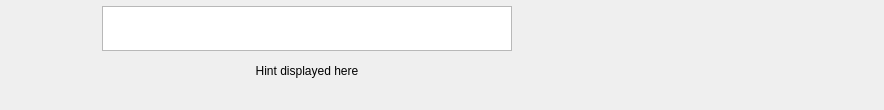
First picture: the form in src/Gui/Battle/BattleControlWidget.ui, repository mapron/FreeHeroes, before the edit.
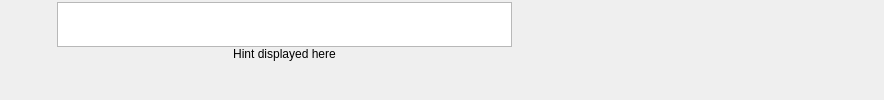
Second picture: the form after the edit. Custom widgets are drawn as their Qt base class.

Commit message: Battle UI polishing.

The edit to the form file:
```diff
--- a/src/Gui/Battle/BattleControlWidget.ui
+++ b/src/Gui/Battle/BattleControlWidget.ui
@@ -7,7 +7,7 @@
     <x>0</x>
     <y>0</y>
     <width>884</width>
-    <height>110</height>
+    <height>100</height>
    </rect>
   </property>
   <property name="windowTitle">
@@ -32,19 +32,19 @@
    <item>
     <layout class="QVBoxLayout" name="verticalLayout_2">
      <property name="spacing">
-      <number>2</number>
+      <number>7</number>
      </property>
      <property name="leftMargin">
       <number>3</number>
      </property>
      <property name="topMargin">
-      <number>5</number>
+      <number>8</number>
      </property>
      <property name="rightMargin">
       <number>0</number>
      </property>
      <property name="bottomMargin">
-      <number>0</number>
+      <number>2</number>
      </property>
      <item>
       <layout class="QHBoxLayout" name="horizontalLayout_4">
@@ -73,19 +73,6 @@
          </property>
         </widget>
        </item>
-       <item>
-        <spacer name="horizontalSpacer_3">
-         <property name="orientation">
-          <enum>Qt::Horizontal</enum>
-         </property>
-         <property name="sizeHint" stdset="0">
-          <size>
-           <width>1</width>
-           <height>1</height>
-          </size>
-         </property>
-        </spacer>
-       </item>
       </layout>
      </item>
      <item>
@@ -115,28 +102,6 @@
          </property>
         </widget>
        </item>
-       <item>
-        <widget class="FreeHeroes::Gui::FlatButton" name="pushButtonAuto">
-         <property name="minimumSize">
-          <size>
-           <width>44</width>
-           <height>36</height>
-          </size>
-         </property>
-         <property name="maximumSize">
-          <size>
-           <width>44</width>
-           <height>36</height>
-          </size>
-         </property>
-         <property name="text">
-          <string/>
-         </property>
-         <property name="flat">
-          <bool>true</bool>
-         </property>
-        </widget>
-       </item>
       </layout>
      </item>
      <item>
@@ -158,21 +123,24 @@
     </layout>
    </item>
    <item>
-    <layout class="QVBoxLayout" name="verticalLayout_3">
+    <layout class="QVBoxLayout" name="verticalLayout_3" stretch="0,1">
      <property name="spacing">
-      <number>5</number>
+      <number>0</number>
+     </property>
+     <property name="sizeConstraint">
+      <enum>QLayout::SetDefaultConstraint</enum>
      </property>
      <property name="leftMargin">
       <number>10</number>
      </property>
      <property name="topMargin">
-      <number>5</number>
+      <number>2</number>
      </property>
      <property name="rightMargin">
       <number>10</number>
      </property>
      <property name="bottomMargin">
-      <number>5</number>
+      <number>2</number>
      </property>
      <item>
       <widget class="QTextEdit" name="logMessages">
@@ -202,7 +170,7 @@
      <item>
       <widget class="QLabel" name="hintLabel">
        <property name="sizePolicy">
-        <sizepolicy hsizetype="Expanding" vsizetype="Fixed">
+        <sizepolicy hsizetype="Expanding" vsizetype="Expanding">
          <horstretch>0</horstretch>
          <verstretch>0</verstretch>
         </sizepolicy>
@@ -210,13 +178,13 @@
        <property name="minimumSize">
         <size>
          <width>0</width>
-         <height>45</height>
+         <height>20</height>
         </size>
        </property>
        <property name="maximumSize">
         <size>
          <width>16777215</width>
-         <height>30</height>
+         <height>100</height>
         </size>
        </property>
        <property name="text">
@@ -230,40 +198,24 @@
        </property>
       </widget>
      </item>
-     <item>
-      <spacer name="verticalSpacer_3">
-       <property name="orientation">
-        <enum>Qt::Vertical</enum>
-       </property>
-       <property name="sizeType">
-        <enum>QSizePolicy::Preferred</enum>
-       </property>
-       <property name="sizeHint" stdset="0">
-        <size>
-         <width>1</width>
-         <height>1</height>
-        </size>
-       </property>
-      </spacer>
-     </item>
     </layout>
    </item>
    <item>
     <layout class="QVBoxLayout" name="verticalLayout">
      <property name="spacing">
-      <number>2</number>
+      <number>7</number>
      </property>
      <property name="leftMargin">
       <number>0</number>
      </property>
      <property name="topMargin">
-      <number>5</number>
+      <number>8</number>
      </property>
      <property name="rightMargin">
       <number>3</number>
      </property>
      <property name="bottomMargin">
-      <number>0</number>
+      <number>2</number>
      </property>
      <item>
       <layout class="QHBoxLayout" name="horizontalLayout_7">
```
The commit also changes 14 other files.
